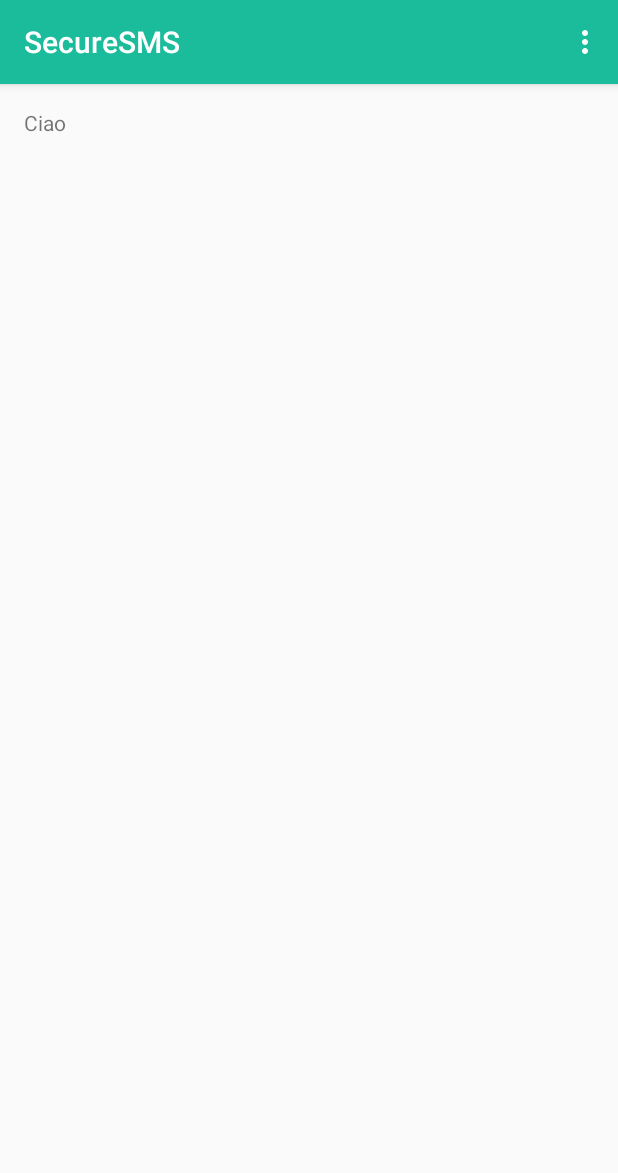
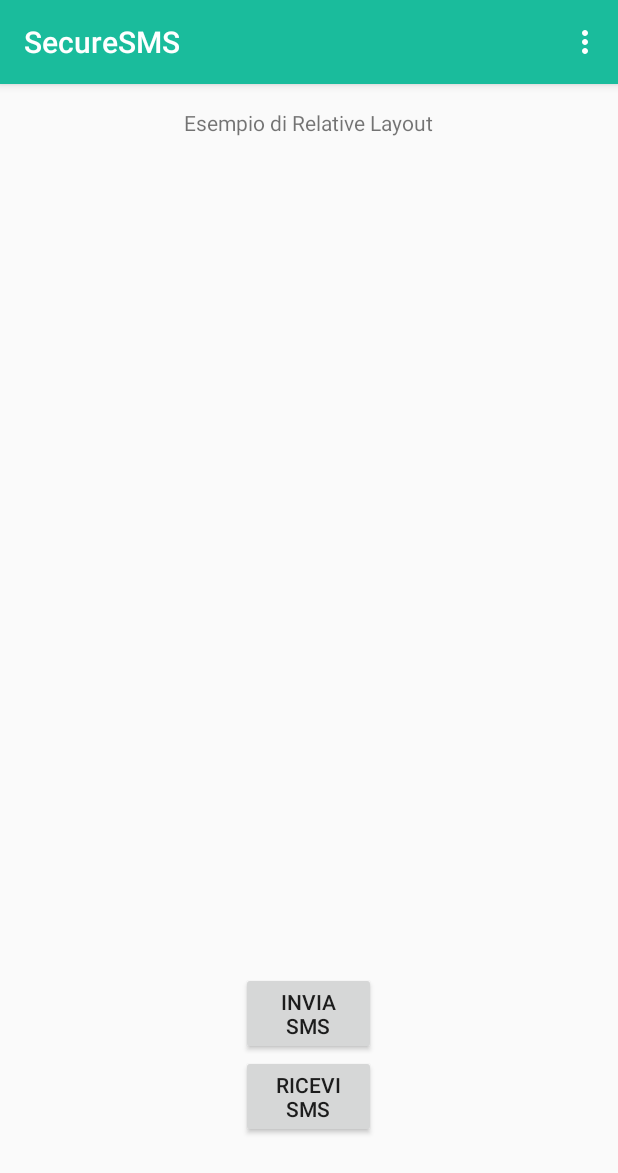
Before and after one commit to ericafaraoni/SecureSMS, an Android app: the screen it shows after launch (MainActivity), on a phone screen of 412 x 824 dp. Shown: the top 1173 px of the screen. Run offline under Robolectric (Android 15) with nearby library versions, the phone set to English and light mode, and no system bars; 2 statements that could not run were skipped.

Commit message:
Buttons added and new activity created

```diff
--- a/app/src/main/AndroidManifest.xml
+++ b/app/src/main/AndroidManifest.xml
@@ -20,6 +20,7 @@
                 <category android:name="android.intent.category.LAUNCHER" />
             </intent-filter>
         </activity>
+        <activity android:name=".PinActivity"></activity>
     </application>
 
 </manifest>
--- a/app/src/main/java/com/ssms/securesms/MainActivity.java
+++ b/app/src/main/java/com/ssms/securesms/MainActivity.java
@@ -1,5 +1,6 @@
 package com.ssms.securesms;
 
+import android.content.Intent;
 import android.support.v4.app.Fragment;
 import android.support.v7.app.AppCompatActivity;
 import android.os.Bundle;
@@ -8,8 +9,10 @@ import android.view.Menu;
 import android.view.MenuItem;
 import android.view.View;
 import android.view.ViewGroup;
+import android.widget.Button;
+import android.view.View.OnClickListener;
 
-public class MainActivity extends AppCompatActivity {
+public class MainActivity extends AppCompatActivity implements OnClickListener {
 
     @Override
     protected void onCreate(Bundle savedInstanceState) {
@@ -21,8 +24,16 @@ public class MainActivity extends AppCompatActivity {
                     .add(R.id.container, new MainFragment()).commit();
 
         }
+
+        Button sendSMS = (Button) findViewById(R.id.sendButton);
+        Button receiveSMS = (Button) findViewById(R.id.receiveButton);
+        sendSMS.setOnClickListener(this);
+        receiveSMS.setOnClickListener(this);
     }
 
+    /*
+         Creazione fragment
+    */
     public static class MainFragment extends Fragment {
 
         public MainFragment() {
@@ -36,6 +47,9 @@ public class MainActivity extends AppCompatActivity {
         }
     }
 
+    /*
+         Creazione menu
+    */
     @Override
     public boolean onCreateOptionsMenu(Menu menu) {
 
@@ -55,4 +69,26 @@ public class MainActivity extends AppCompatActivity {
         }
         return super.onOptionsItemSelected(item);
     }
+
+    /*
+         Gestione button
+    */
+    @Override
+    public void onClick(View arg0) {
+
+        Intent i = new Intent(this, PinActivity.class);
+
+        switch(arg0.getId())
+        {
+            case R.id.sendButton:
+                i.putExtra("action","SEND");
+                break;
+
+            case R.id.receiveButton:
+                i.putExtra("action","RECEIVE");
+                break;
+        }
+
+        startActivity(i);
+    }
 }
--- a/app/src/main/res/layout/fragment_main.xml
+++ b/app/src/main/res/layout/fragment_main.xml
@@ -8,5 +8,26 @@
     <TextView
         android:layout_width="wrap_content"
         android:layout_height="wrap_content"
-        android:text="Ciao" />
+        android:text="Esempio di Relative Layout"
+        android:layout_alignParentTop="true"
+        android:layout_centerHorizontal="true" />
+
+    <Button
+        android:id="@+id/sendButton"
+        android:layout_width="90dp"
+        android:layout_height="wrap_content"
+        android:text="Invia SMS"
+        android:layout_above="@+id/receiveButton"
+        android:layout_alignLeft="@+id/receiveButton"
+        android:layout_alignStart="@+id/receiveButton" />
+
+    <Button
+        android:id="@+id/receiveButton"
+        android:layout_width="90dp"
+        android:layout_height="wrap_content"
+        android:text="Ricevi SMS"
+        android:layout_alignParentBottom="true"
+        android:layout_centerHorizontal="true"
+        android:layout_marginBottom="49dp" />
+
 </RelativeLayout>
```
Also changed, not shown: app/src/main/java/com/ssms/securesms/PinActivity.java (added, +13 -0 lines), app/src/main/res/layout/activity_pin.xml (added, +12 -0 lines).
